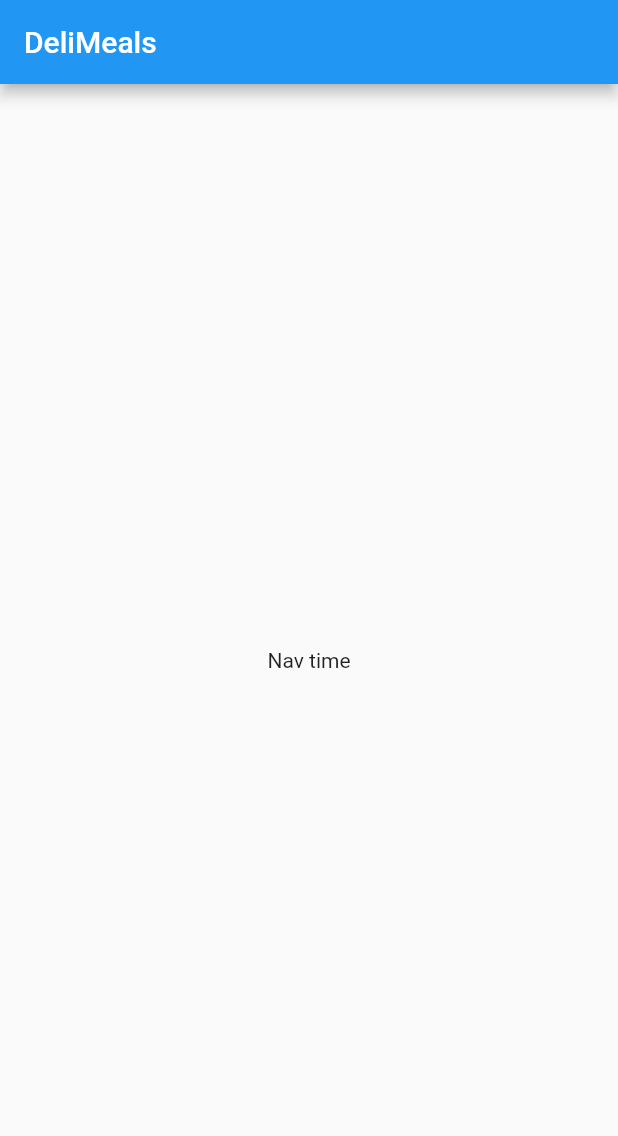
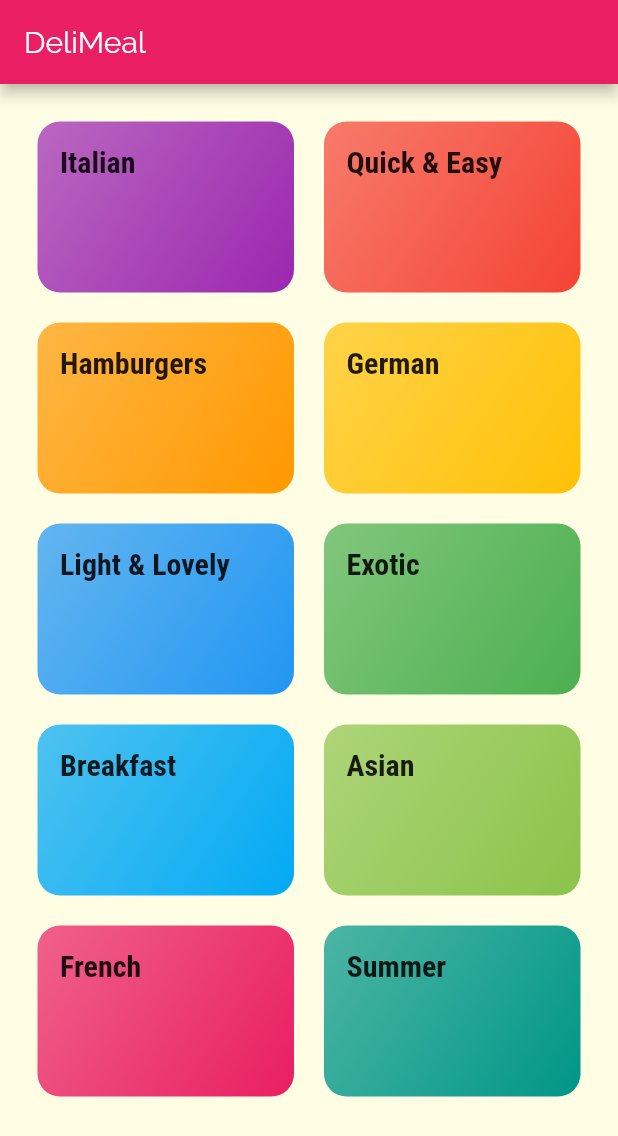
Before and after one commit to apramodya/flutter-meal-app, a Flutter app: the screen it shows after launch, on a phone screen of 412 x 824 dp. Shown: the top 1136 px of the screen. Run offline on Flutter 3.47's test engine with Material 2 defaults, Android fonts, the phone set to English and light mode, and no system bars.

Commit message:
change theme and add new fonts

```diff
--- a/meal_app/lib/categories_screen.dart
+++ b/meal_app/lib/categories_screen.dart
@@ -0,0 +1,30 @@
+import 'package:flutter/material.dart';
+
+import './dummy_data.dart';
+import 'category_item.dart';
+
+class CategoriesScreen extends StatelessWidget {
+  @override
+  Widget build(BuildContext context) {
+    return Scaffold(
+      appBar: AppBar(title: const Text('DeliMeal'),),
+      body: GridView(
+        padding: EdgeInsets.all(25),
+        children: DUMMY_CATEGORIES
+            .map(
+              (category) => CategoryItem(
+                category.title,
+                category.color,
+              ),
+            )
+            .toList(),
+        gridDelegate: SliverGridDelegateWithMaxCrossAxisExtent(
+          maxCrossAxisExtent: 200,
+          childAspectRatio: 3 / 2,
+          crossAxisSpacing: 20,
+          mainAxisSpacing: 20,
+        ),
+      ),
+    );
+  }
+}
--- /dev/null
+++ b/meal_app/lib/category_item.dart
@@ -0,0 +1,28 @@
+import 'package:flutter/material.dart';
+
+class CategoryItem extends StatelessWidget {
+  final String title;
+  final Color color;
+
+  CategoryItem(this.title, this.color);
+
+  @override
+  Widget build(BuildContext context) {
+    return Container(
+      padding: const EdgeInsets.all(15),
+      child: Text(title, style: Theme.of(context).textTheme.headline6,),
+//      color: color,
+      decoration: BoxDecoration(
+        gradient: LinearGradient(
+          colors: [
+            color.withOpacity(0.7),
+            color,
+          ],
+          begin: Alignment.topLeft,
+          end: Alignment.bottomRight,
+        ),
+        borderRadius: BorderRadius.circular(15),
+      ),
+    );
+  }
+}
--- /dev/null
+++ b/meal_app/lib/dummy_data.dart
@@ -0,0 +1,56 @@
+import 'package:flutter/material.dart';
+
+import './models/category.dart';
+
+const DUMMY_CATEGORIES = const [
+  Category(
+    id: 'c1',
+    title: 'Italian',
+    color: Colors.purple,
+  ),
+  Category(
+    id: 'c2',
+    title: 'Quick & Easy',
+    color: Colors.red,
+  ),
+  Category(
+    id: 'c3',
+    title: 'Hamburgers',
+    color: Colors.orange,
+  ),
+  Category(
+    id: 'c4',
+    title: 'German',
+    color: Colors.amber,
+  ),
+  Category(
+    id: 'c5',
+    title: 'Light & Lovely',
+    color: Colors.blue,
+  ),
+  Category(
+    id: 'c6',
+    title: 'Exotic',
+    color: Colors.green,
+  ),
+  Category(
+    id: 'c7',
+    title: 'Breakfast',
+    color: Colors.lightBlue,
+  ),
+  Category(
+    id: 'c8',
+    title: 'Asian',
+    color: Colors.lightGreen,
+  ),
+  Category(
+    id: 'c9',
+    title: 'French',
+    color: Colors.pink,
+  ),
+  Category(
+    id: 'c10',
+    title: 'Summer',
+    color: Colors.teal,
+  ),
+];
--- a/meal_app/lib/main.dart
+++ b/meal_app/lib/main.dart
@@ -1,4 +1,6 @@
 import 'package:flutter/material.dart';
+
+import './categories_screen.dart';
 
 void main() {
   runApp(MyApp());
@@ -11,29 +13,23 @@ class MyApp extends StatelessWidget {
     return MaterialApp(
       title: 'DeliMeals',
       theme: ThemeData(
-        primarySwatch: Colors.blue,
+        primarySwatch: Colors.pink,
+        accentColor: Colors.amber,
+        canvasColor: Color.fromRGBO(255, 254, 229, 1),
+        fontFamily: 'Raleway',
+        textTheme: ThemeData.light().textTheme.copyWith(
+              bodyText2: TextStyle(
+                color: Color.fromRGBO(20, 51, 51, 1),
+              ),
+              headline6: TextStyle(
+                fontSize: 20,
+                fontFamily: 'RobotoCondensed',
+                fontWeight: FontWeight.bold,
+              ),
+            ),
         visualDensity: VisualDensity.adaptivePlatformDensity,
       ),
-      home: MyHomePage(),
+      home: CategoriesScreen(),
     );
   }
 }
-
-class MyHomePage extends StatefulWidget {
-  @override
-  _MyHomePageState createState() => _MyHomePageState();
-}
-
-class _MyHomePageState extends State<MyHomePage> {
-  @override
-  Widget build(BuildContext context) {
-    return Scaffold(
-      appBar: AppBar(
-        title: Text('DeliMeals'),
-      ),
-      body: Center(
-        child: Text('Nav time'),
-      ),
-    );
-  }
-}
--- /dev/null
+++ b/meal_app/lib/models/category.dart
@@ -0,0 +1,13 @@
+import 'package:flutter/material.dart';
+
+class Category {
+  final String id;
+  final String title;
+  final Color color;
+
+  const Category({
+    @required this.id,
+    @required this.title,
+    this.color = Colors.orange,
+  });
+}
```
Also changed, not shown: meal_app/pubspec.yaml (+17 -11 lines), meal_app/assets/fonts/Raleway-Black.ttf (added), meal_app/assets/fonts/Raleway-Bold.ttf (added), meal_app/assets/fonts/Raleway-Regular.ttf (added), meal_app/assets/fonts/RobotoCondensed-Bold.ttf (added), meal_app/assets/fonts/RobotoCondensed-Italic.ttf (added), meal_app/assets/fonts/RobotoCondensed-Light.ttf (added), meal_app/assets/fonts/RobotoCondensed-Regular.ttf (added).
